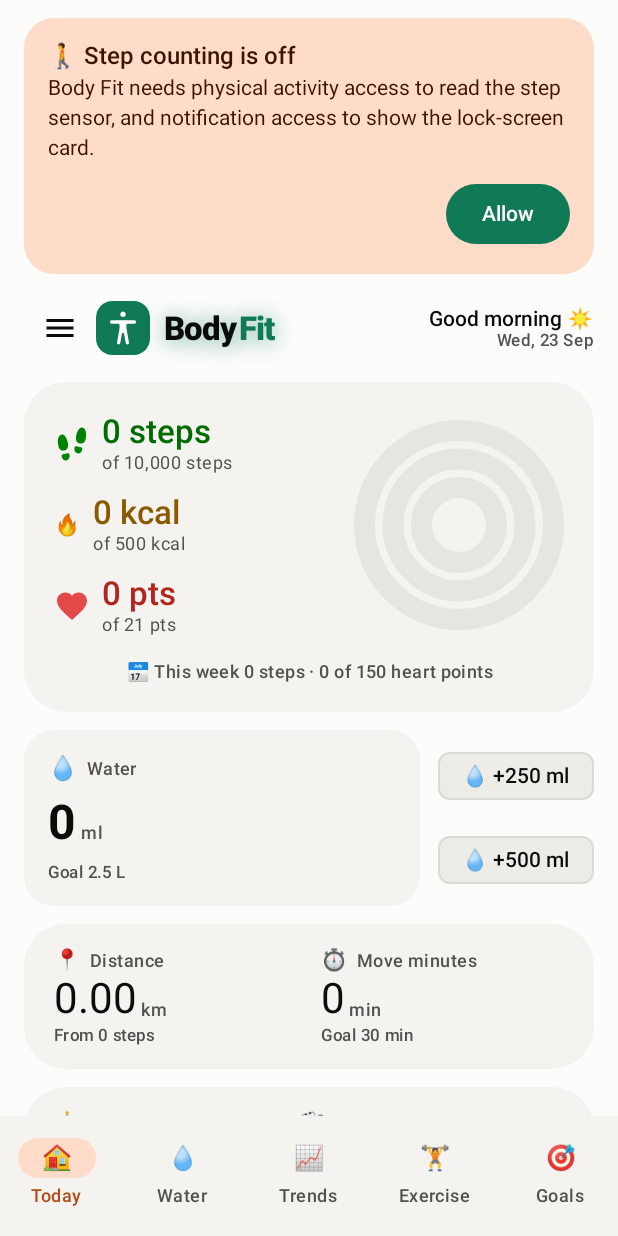
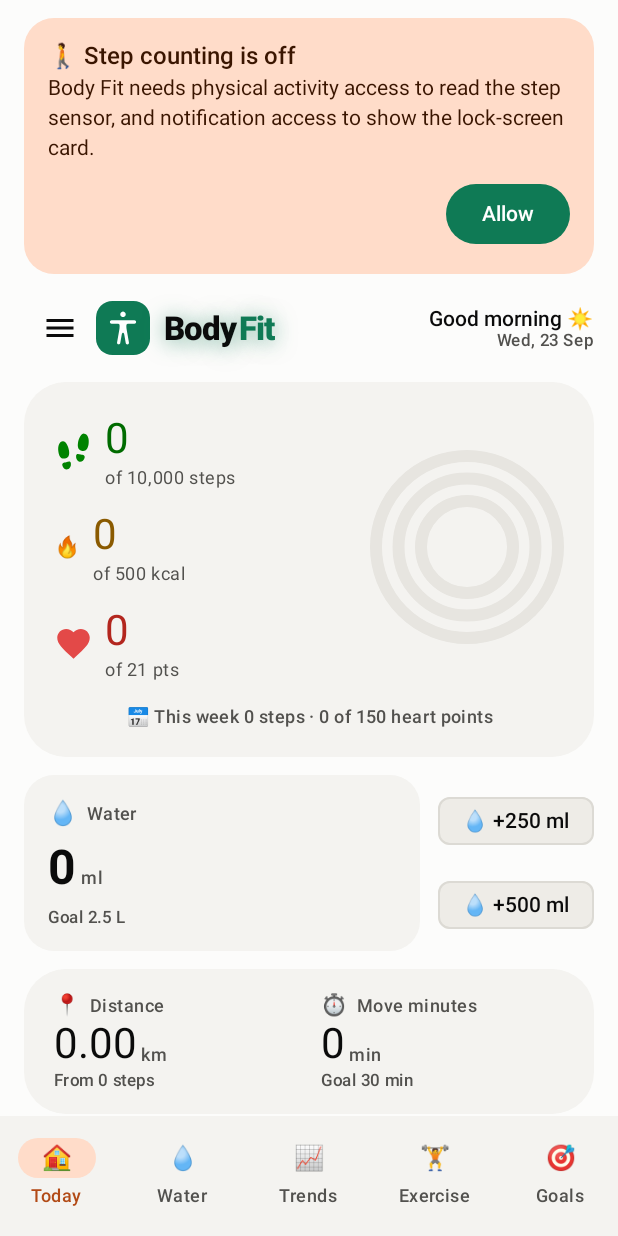
Before and after one commit to shashi-hans/bodyfit, an Android app built with Jetpack Compose: the composable BodyFitAppScreen shown on its own in the app's theme, on a phone screen of 412 x 824 dp. Run offline under Robolectric (Android 15) with nearby library versions, the light colour scheme and no system bars; our stand-ins replace Room's generated code.

Commit message:
feat(ui): larger figures, and thinner rings at a larger diameter
The figures go up to headlineMedium. They and full-size rings do not both
fit the card while the figure also carries its unit, so the unit moves to
the goal line below, which already stated it, and the two columns then
split the row evenly.

Rings are 8dp with a 7dp gap: thin bands at a large diameter rather than
thick ones at a small, which keeps the three clearly apart.

An earlier attempt kept the unit and squeezed the rings into a narrow
column, where the innermost collapsed to a blob at the centre and read as
a mark rather than a third metric. The guard that skips a ring now
requires it to be wider than its own stroke rather than merely positive,
so that cannot reappear at another size.

```diff
--- a/app/src/main/java/app/bodyfit/ui/components/TodayGauge.kt
+++ b/app/src/main/java/app/bodyfit/ui/components/TodayGauge.kt
@@ -36,7 +36,12 @@ data class GaugeArc(
     val vector: ImageVector? = null,
     val label: String,
     val value: String,
-    /** Printed under the value, in place of a percentage. */
+    /**
+     * Printed under the value, in place of a percentage.
+     *
+     * It carries the unit, which is why [value] does not: at this size "3,768 steps" costs
+     * the width three rings need, and printing the unit twice buys nothing.
+     */
     val goalLabel: String,
     val progress: Float,
     /** The ring's hue. Validated as a mark, not as text. */
@@ -63,8 +68,8 @@ data class GaugeArc(
 fun TodayGauge(
     arcs: List<GaugeArc>,
     modifier: Modifier = Modifier,
-    ringWidth: Dp = 14.dp,
-    ringGap: Dp = 5.dp,
+    ringWidth: Dp = 8.dp,
+    ringGap: Dp = 7.dp,
 ) {
     val trackColor = LocalViz.current.track
     val animated = arcs.map { arc ->
@@ -83,7 +88,7 @@ fun TodayGauge(
         Column(
             // The figures are the point and they set the type size, so they take the
             // larger share. The rings stay readable well below half the row.
-            modifier = Modifier.weight(1.25f),
+            modifier = Modifier.weight(1.5f),
             verticalArrangement = Arrangement.spacedBy(12.dp),
         ) {
             arcs.forEach { arc ->
@@ -92,14 +97,14 @@ fun TodayGauge(
                         emoji = arc.emoji,
                         iconRes = arc.iconRes,
                         vector = arc.vector,
-                        size = 24.dp,
+                        size = 26.dp,
                         tint = arc.color,
                     )
                     Spacer(Modifier.width(8.dp))
                     Column {
                         Text(
                             text = arc.value,
-                            style = MaterialTheme.typography.headlineSmall,
+                            style = MaterialTheme.typography.headlineMedium,
                             // The figure wears its ring's colour, so the eye can pair the
                             // two without counting inwards from the outside. A text-safe
                             // shade of it: the mark colours are too faint to read as a
@@ -122,7 +127,7 @@ fun TodayGauge(
 
         Canvas(
             modifier = Modifier
-                .weight(0.95f)
+                .weight(1f)
                 .aspectRatio(1f),
         ) {
             val stroke = ringWidth.toPx()
@@ -132,7 +137,9 @@ fun TodayGauge(
                 // one ring plus a gap per step inwards.
                 val inset = stroke / 2f + index * (stroke + gap)
                 val diameter = minOf(size.width, size.height) - inset * 2
-                if (diameter <= 0f) return@forEachIndexed
+                // Not merely positive: a ring narrower than its own stroke draws as a blob
+                // at the centre, which reads as a mark rather than as a third metric.
+                if (diameter <= stroke * 2) return@forEachIndexed
 
                 val topLeft = Offset((size.width - diameter) / 2f, (size.height - diameter) / 2f)
                 val ring = Size(diameter, diameter)
--- a/app/src/main/java/app/bodyfit/ui/screens/TodayScreen.kt
+++ b/app/src/main/java/app/bodyfit/ui/screens/TodayScreen.kt
@@ -101,7 +101,8 @@ fun TodayScreen(
                                 iconRes = metric.iconRes,
                                 vector = metric.vector,
                                 label = metric.label,
-                                value = metric.formatWithUnit(metric.value(record, settings)),
+                                // Bare: the goal line under it carries the unit.
+                                value = metric.format(metric.value(record, settings)),
                                 goalLabel = metric.formatWithUnit(metric.dailyGoal(settings)),
                                 progress = progressOf(metric, record, settings),
                                 color = metric.color(viz),
```
Also changed, not shown: 1 other file.
